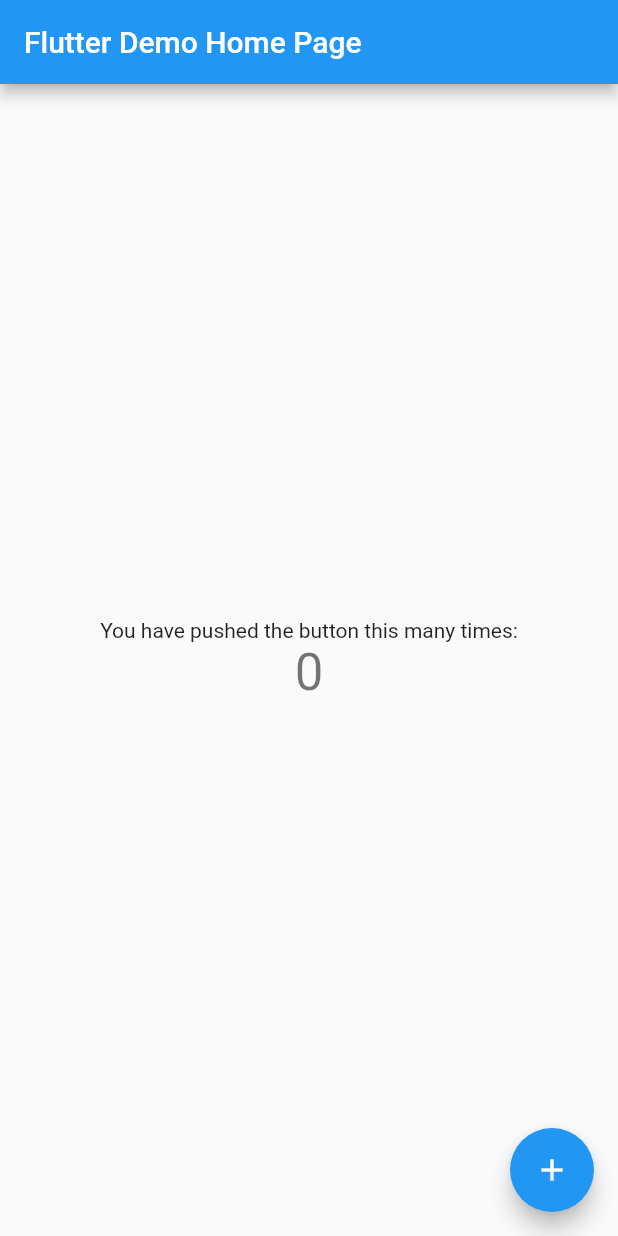
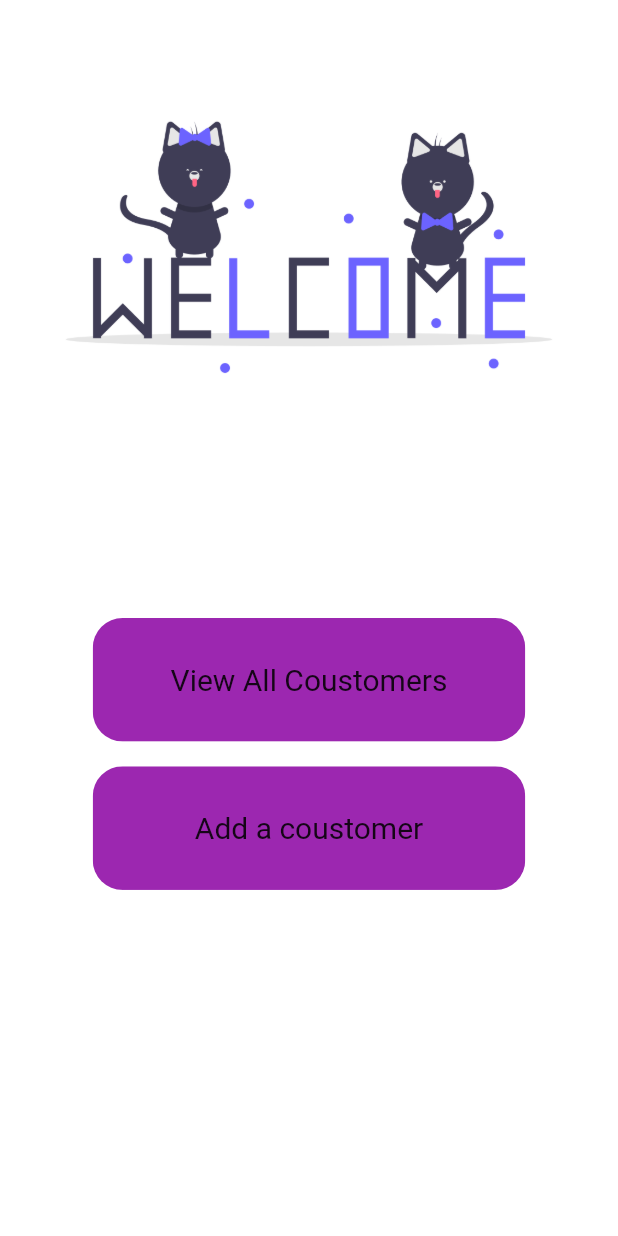
Before and after one commit to DarkNinja15/basic_banking_app, a Flutter app: the screen it shows after launch, on a phone screen of 412 x 824 dp. Run offline on Flutter 3.47's test engine with Material 2 defaults, Android fonts, the phone set to English and light mode, and no system bars; our stand-ins replace google_fonts; Roboto replaces fonts that are missing (Ubuntu).

Commit message:
completed home page

```diff
--- a/banking_app/lib/main.dart
+++ b/banking_app/lib/main.dart
@@ -1,115 +1,20 @@
+import 'package:banking_app/pages/home_page.dart';
 import 'package:flutter/material.dart';
+import 'package:google_fonts/google_fonts.dart';
 
 void main() {
-  runApp(const MyApp());
+  runApp(MyApp());
 }
 
 class MyApp extends StatelessWidget {
   const MyApp({Key? key}) : super(key: key);
 
-  // This widget is the root of your application.
   @override
   Widget build(BuildContext context) {
     return MaterialApp(
-      title: 'Flutter Demo',
-      theme: ThemeData(
-        // This is the theme of your application.
-        //
-        // Try running your application with "flutter run". You'll see the
-        // application has a blue toolbar. Then, without quitting the app, try
-        // changing the primarySwatch below to Colors.green and then invoke
-        // "hot reload" (press "r" in the console where you ran "flutter run",
-        // or simply save your changes to "hot reload" in a Flutter IDE).
-        // Notice that the counter didn't reset back to zero; the application
-        // is not restarted.
-        primarySwatch: Colors.blue,
-      ),
-      home: const MyHomePage(title: 'Flutter Demo Home Page'),
-    );
+        home: HomePage(),
+        theme: ThemeData(
+          fontFamily: GoogleFonts.roboto().fontFamily,
+        ));
   }
 }
-
-class MyHomePage extends StatefulWidget {
-  const MyHomePage({Key? key, required this.title}) : super(key: key);
-
-  // This widget is the home page of your application. It is stateful, meaning
-  // that it has a State object (defined below) that contains fields that affect
-  // how it looks.
-
-  // This class is the configuration for the state. It holds the values (in this
-  // case the title) provided by the parent (in this case the App widget) and
-  // used by the build method of the State. Fields in a Widget subclass are
-  // always marked "final".
-
-  final String title;
-
-  @override
-  State<MyHomePage> createState() => _MyHomePageState();
-}
-
-class _MyHomePageState extends State<MyHomePage> {
-  int _counter = 0;
-
-  void _incrementCounter() {
-    setState(() {
-      // This call to setState tells the Flutter framework that something has
-      // changed in this State, which causes it to rerun the build method below
-      // so that the display can reflect the updated values. If we changed
-      // _counter without calling setState(), then the build method would not be
-      // called again, and so nothing would appear to happen.
-      _counter++;
-    });
-  }
-
-  @override
-  Widget build(BuildContext context) {
-    // This method is rerun every time setState is called, for instance as done
-    // by the _incrementCounter method above.
-    //
-    // The Flutter framework has been optimized to make rerunning build methods
-    // fast, so that you can just rebuild anything that needs updating rather
-    // than having to individually change instances of widgets.
-    return Scaffold(
-      appBar: AppBar(
-        // Here we take the value from the MyHomePage object that was created by
-        // the App.build method, and use it to set our appbar title.
-        title: Text(widget.title),
-      ),
-      body: Center(
-        // Center is a layout widget. It takes a single child and positions it
-        // in the middle of the parent.
-        child: Column(
-          // Column is also a layout widget. It takes a list of children and
-          // arranges them vertically. By default, it sizes itself to fit its
-          // children horizontally, and tries to be as tall as its parent.
-          //
-          // Invoke "debug painting" (press "p" in the console, choose the
-          // "Toggle Debug Paint" action from the Flutter Inspector in Android
-          // Studio, or the "Toggle Debug Paint" command in Visual Studio Code)
-          // to see the wireframe for each widget.
-          //
-          // Column has various properties to control how it sizes itself and
-          // how it positions its children. Here we use mainAxisAlignment to
-          // center the children vertically; the main axis here is the vertical
-          // axis because Columns are vertical (the cross axis would be
-          // horizontal).
-          mainAxisAlignment: MainAxisAlignment.center,
-          children: <Widget>[
-            const Text(
-              'You have pushed the button this many times:',
-            ),
-            Text(
-              '$_counter',
-              style: Theme.of(context).textTheme.headline4,
-            ),
-          ],
-        ),
-      ),
-      floatingActionButton: FloatingActionButton(
-        onPressed: _incrementCounter,
-        tooltip: 'Increment',
-        child: const Icon(Icons.add),
-      ), // This trailing comma makes auto-formatting nicer for build methods.
-    );
-  }
-}
--- /dev/null
+++ b/banking_app/lib/models/user.dart
@@ -0,0 +1,10 @@
+class User {
+  final String id;
+  final String name;
+  final double balance;
+  User({
+    required this.id,
+    required this.name,
+    required this.balance,
+  });
+}
--- /dev/null
+++ b/banking_app/lib/pages/home_page.dart
@@ -0,0 +1,72 @@
+import 'package:flutter/material.dart';
+import 'package:google_fonts/google_fonts.dart';
+
+class HomePage extends StatelessWidget {
+  const HomePage({Key? key}) : super(key: key);
+
+  @override
+  Widget build(BuildContext context) {
+    final size = MediaQuery.of(context).size;
+    return SafeArea(
+      child: Scaffold(
+        backgroundColor: Colors.white,
+        body: Column(
+          children: [
+            SizedBox(
+              height: size.height * 0.4,
+              child: Image.asset('assets/welcome.png'),
+            ),
+            SizedBox(
+              height: size.height * 0.1,
+            ),
+            GestureDetector(
+              onTap: () {},
+              child: ClipRRect(
+                borderRadius: BorderRadius.circular(20),
+                child: SizedBox(
+                  height: size.height * 0.1,
+                  child: Container(
+                    alignment: Alignment.center,
+                    color: Colors.purple,
+                    width: size.width * 0.7,
+                    child: Text(
+                      'View All Coustomers',
+                      style: TextStyle(
+                        fontFamily: GoogleFonts.ubuntu().fontFamily,
+                        fontSize: 20,
+                      ),
+                    ),
+                  ),
+                ),
+              ),
+            ),
+            SizedBox(
+              height: size.height * 0.02,
+            ),
+            GestureDetector(
+              onTap: () {},
+              child: ClipRRect(
+                borderRadius: BorderRadius.circular(20),
+                child: SizedBox(
+                  height: size.height * 0.1,
+                  child: Container(
+                    alignment: Alignment.center,
+                    color: Colors.purple,
+                    width: size.width * 0.7,
+                    child: Text(
+                      'Add a coustomer',
+                      style: TextStyle(
+                        fontSize: 20,
+                        fontFamily: GoogleFonts.ubuntu().fontFamily,
+                      ),
+                    ),
+                  ),
+                ),
+              ),
+            ),
+          ],
+        ),
+      ),
+    );
+  }
+}
```
Also changed, not shown: banking_app/pubspec.yaml (+6 -13 lines), banking_app/assets/welcome.png (added), banking_app/pubspec.lock, 1 other file.
